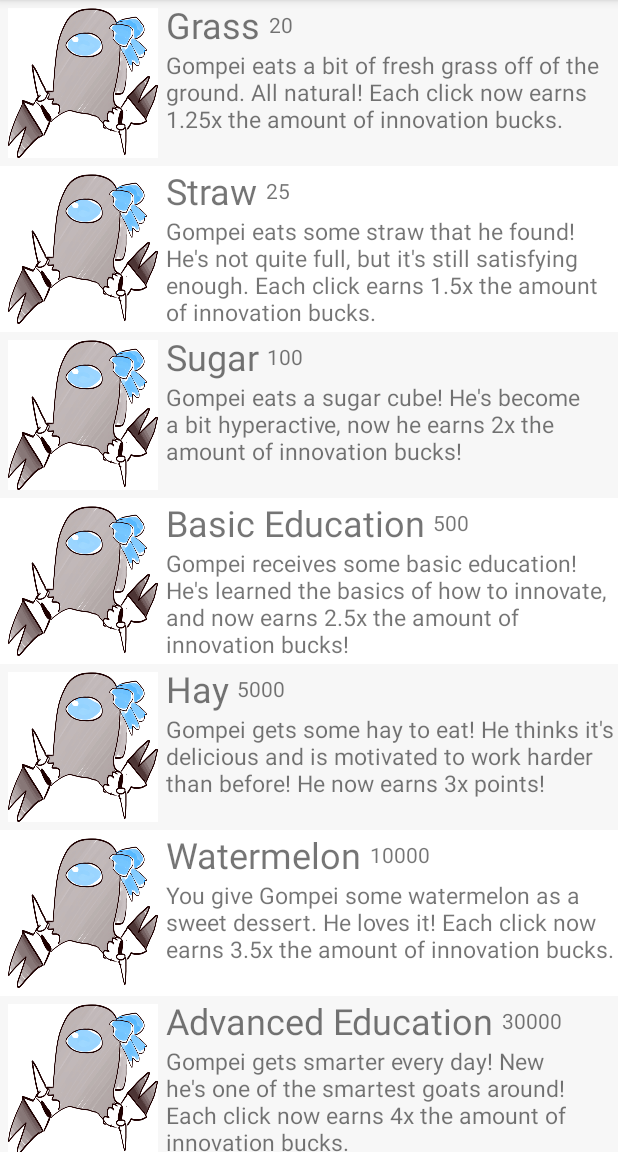
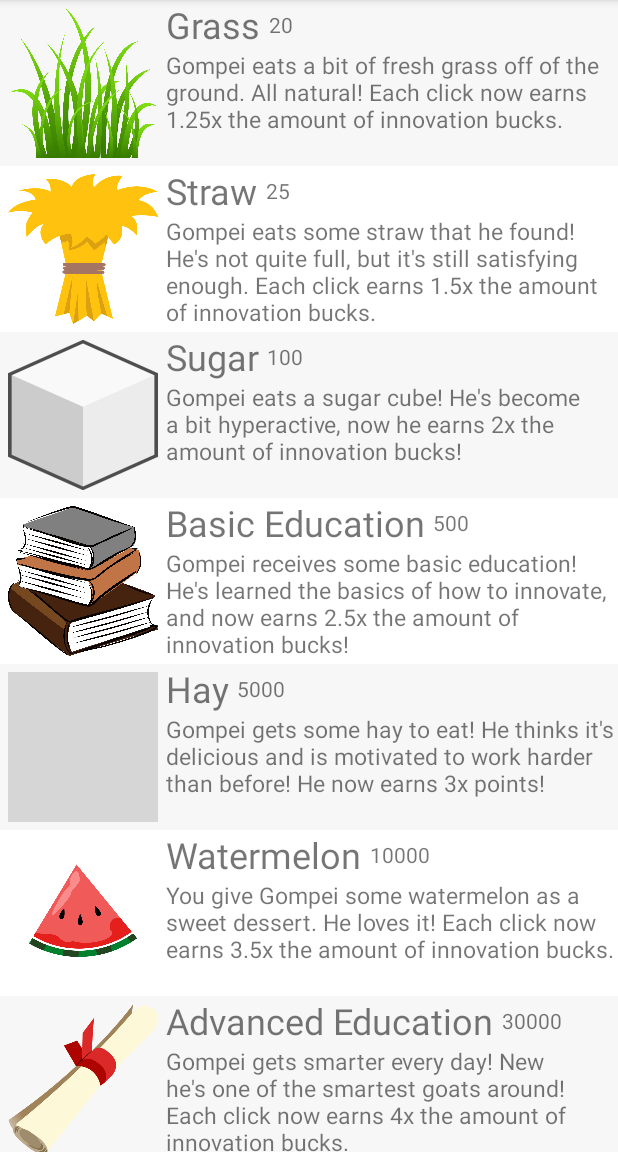
Before and after one commit to RVRX/Gompei-Clicker, an Android app: the fragment shopFragment shown on its own in the app's theme, after a tap on "Grass", on a phone screen of 412 x 824 dp, the part 84-1236 px from its top. Run offline under Robolectric (Android 15) with nearby library versions, the phone set to English and light mode, and no system bars; our stand-ins replace Room's generated code; grey boxes are pictures that could not be loaded.

Commit message:
cool epic images on the RV

```diff
--- a/app/src/main/java/com/colermanning/gompeiclicker/ui/main/shopFragment.kt
+++ b/app/src/main/java/com/colermanning/gompeiclicker/ui/main/shopFragment.kt
@@ -133,6 +133,38 @@ class shopFragment : Fragment() {
             this.upgrade = upgrade
             nameTextView.text = this.upgrade.id
             descTextView.text = this.upgrade.description
+            when {
+                this.upgrade.id.equals("Grass") -> {
+                    avatarImageView.setImageResource(R.drawable.grass)
+                }
+                this.upgrade.id.equals("Straw") -> {
+                    avatarImageView.setImageResource(R.drawable.straw)
+                }
+                this.upgrade.id.equals("Sugar") -> {
+                    avatarImageView.setImageResource(R.drawable.sugercube)
+                }
+                this.upgrade.id.equals("Basic Education") -> {
+                    avatarImageView.setImageResource(R.drawable.basic_education)
+                }
+                this.upgrade.id.equals("Hay") -> {
+                    avatarImageView.setImageResource(R.drawable.hay)
+                }
+                this.upgrade.id.equals("Watermelon") -> {
+                    avatarImageView.setImageResource(R.drawable.watermelon)
+                }
+                this.upgrade.id.equals("Advanced Education") -> {
+                    avatarImageView.setImageResource(R.drawable.advanced_education)
+                }
+                this.upgrade.id.equals("Steak") -> {
+                    avatarImageView.setImageResource(R.drawable.steak)
+                }
+                this.upgrade.id.equals("Vegetarian Buffet!") -> {
+                    avatarImageView.setImageResource(R.drawable.vegetarian_buffet)
+                }
+                this.upgrade.id.equals("Higher Education") -> {
+                    avatarImageView.setImageResource(R.drawable.higher_education)
+                }
+            }
             if(upgrade.bought){
                 costTextView.text = getString(R.string.upgrade_purchased)
             }
```
Also changed, not shown: app/src/main/res/drawable/advanced_education.jpg (deleted), app/src/main/res/drawable/advanced_education.png (added), 2 other files.
